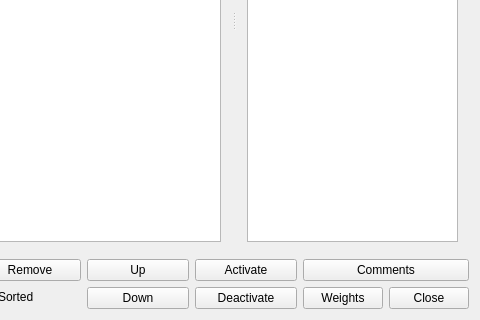
vonmecheln/fet, file fet/src/interface/alltimeconstraintsform_template.ui: the form before one commit; both pictures show x 140 to 620 and y 225 to 545 of the 620 by 545 pixel window.
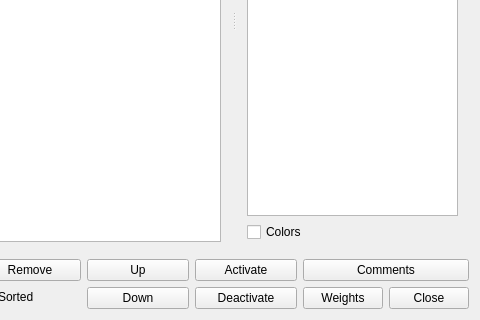
The form after the commit.

```diff
--- a/fet/src/interface/alltimeconstraintsform_template.ui
+++ b/fet/src/interface/alltimeconstraintsform_template.ui
@@ -112,6 +112,13 @@
        <item>
         <widget class="QTextEdit" name="currentConstraintTextEdit"/>
        </item>
+       <item>
+        <widget class="QCheckBox" name="colorsCheckBox">
+         <property name="text">
+          <string>Colors</string>
+         </property>
+        </widget>
+       </item>
       </layout>
      </widget>
     </widget>
```
